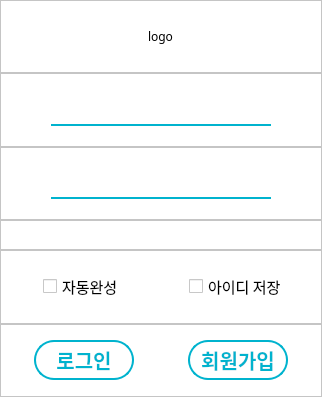
si-yeon/management_program, file client/view/view_login.ui: the form before one commit.
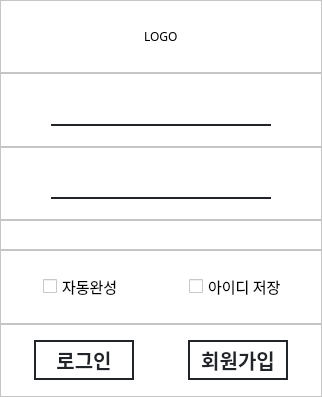
The form after the commit.

```diff
--- a/client/view/view_login.ui
+++ b/client/view/view_login.ui
@@ -47,7 +47,7 @@
       <item alignment="Qt::AlignHCenter">
        <widget class="QLabel" name="lb_logo">
         <property name="text">
-         <string>logo</string>
+         <string>LOGO</string>
         </property>
        </widget>
       </item>
@@ -83,7 +83,7 @@
         <property name="styleSheet">
          <string notr="true">QLineEdit{
 border: none; 
-border-bottom: 2px solid #00b3ce;
+border-bottom: 2px solid #212529;
 background-color: transparent;
 font-size: 20px;
 }
@@ -127,7 +127,7 @@
         <property name="styleSheet">
          <string notr="true">QLineEdit{
 border: none; 
-border-bottom: 2px solid #00b3ce;
+border-bottom: 2px solid #212529;
 background-color: transparent;
 font-size: 20px;
 }
@@ -220,16 +220,18 @@
          <font>
           <family>Pretendard</family>
           <pointsize>-1</pointsize>
-          <bold>false</bold>
+          <weight>62</weight>
+          <bold>true</bold>
          </font>
         </property>
         <property name="styleSheet">
-         <string notr="true">border: 2px solid #00b3ce;
+         <string notr="true">border: 2px solid #212529;
     background-color: #fff;
-    color: #00b3ce;
+    color: #212529;
     font-weight: 500;
-border-radius: 20px;
     font-size: 20px;
+    border-top-left-radius: 0.3rem;
+    border-top-right-radius: 0.3rem;
 
 </string>
         </property>
@@ -250,16 +252,18 @@
          <font>
           <family>Pretendard</family>
           <pointsize>-1</pointsize>
-          <bold>false</bold>
+          <weight>62</weight>
+          <bold>true</bold>
          </font>
         </property>
         <property name="styleSheet">
-         <string notr="true">border: 2px solid #00b3ce;
+         <string notr="true">border: 2px solid #212529;
     background-color: #fff;
-    color: #00b3ce;
+    color: #212529;
     font-weight: 500;
-border-radius: 20px;
     font-size: 20px;
+    border-top-left-radius: 0.3rem;
+    border-top-right-radius: 0.3rem;
 
 </string>
         </property>
```
